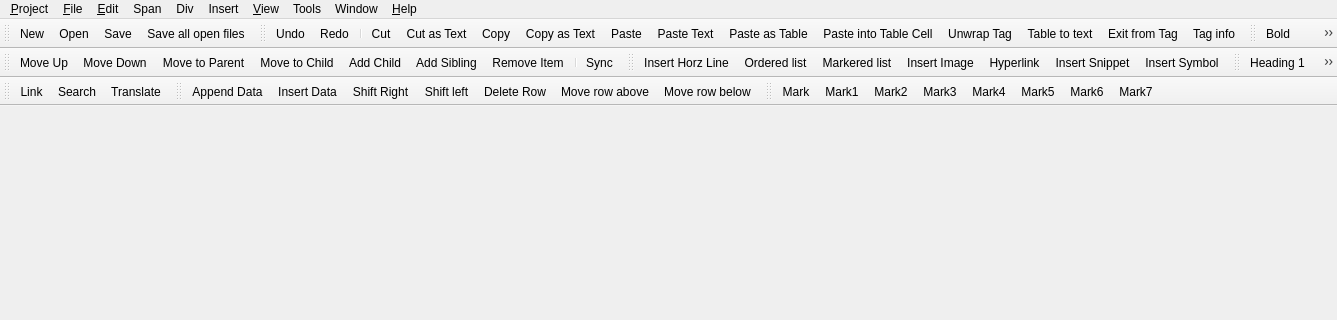
Qt form src/gui/mainwindow.ui (NeoProgramming/NeoPad) before a commit; both pictures show x 0 to 1337 and y 0 to 320 of the 1337 by 672 pixel window.
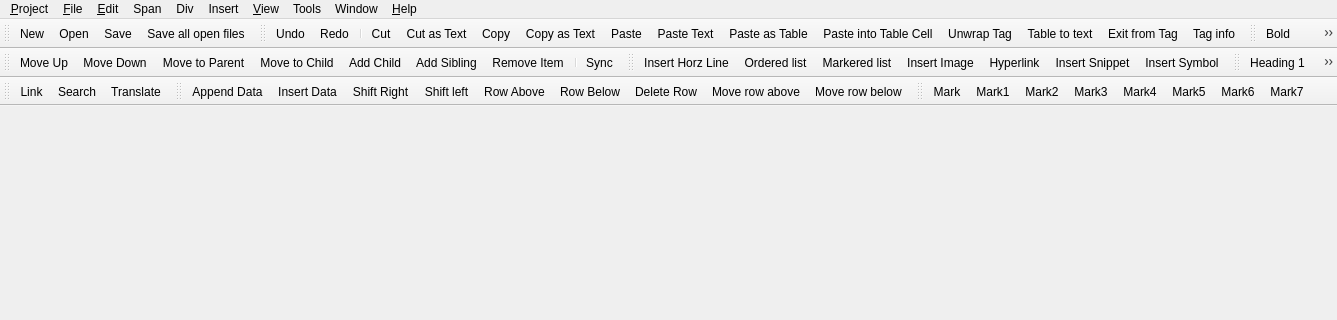
The same form after that commit. Icons and pictures are not drawn.

Commit message: insert row above/below buttons

Diff of the .ui file:
```diff
--- a/src/gui/mainwindow.ui
+++ b/src/gui/mainwindow.ui
@@ -373,6 +373,8 @@
    <addaction name="actionTableInsertData"/>
    <addaction name="actionTableExpand"/>
    <addaction name="actionTableCollapse"/>
+   <addaction name="actionInsertRowAbove"/>
+   <addaction name="actionInsertRowBelow"/>
    <addaction name="actionTableDeleteRow"/>
    <addaction name="actionTableMoveRowAbove"/>
    <addaction name="actionTableMoveRowBelow"/>
```
Left out of the diff: 10 changed lines with no effect on the pictures. The commit also changes 5 other files.
